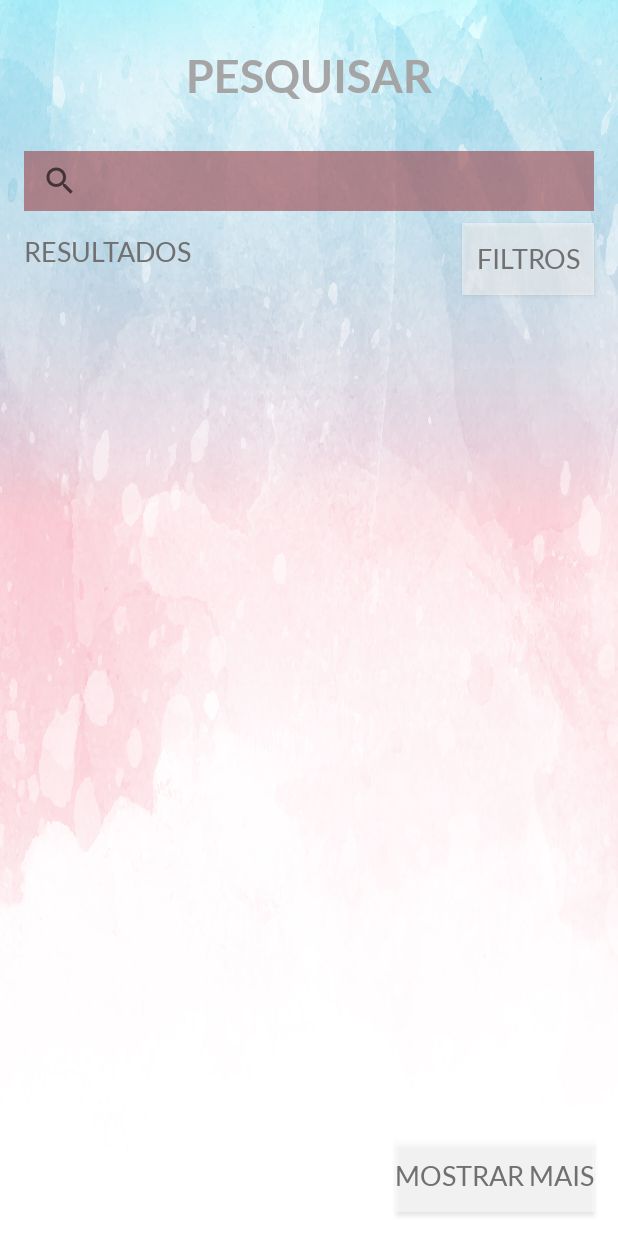
After one commit to AppEsportesDH/ElasNoJogo, an Android app: the layout fragment_pesquisa.xml on its own in the app's theme, with its tools: preview values and no code run, on a phone screen of 412 x 824 dp. The commit adds this screen. Run offline under Robolectric (Android 15) with nearby library versions, the phone set to English and light mode, and no system bars.

Commit message:
Criação fragment PESQUISA

```diff
--- /dev/null
+++ b/app/src/main/res/layout/fragment_pesquisa.xml
@@ -0,0 +1,86 @@
+<?xml version="1.0" encoding="utf-8"?>
+<androidx.constraintlayout.widget.ConstraintLayout xmlns:android="http://schemas.android.com/apk/res/android"
+    xmlns:app="http://schemas.android.com/apk/res-auto"
+    xmlns:tools="http://schemas.android.com/tools"
+    android:layout_width="match_parent"
+    android:layout_height="match_parent"
+    android:background="@drawable/backgroundwatercolor"
+    tools:context=".HomeActivity">
+
+    <TextView
+        android:id="@+id/pesquisar"
+        android:layout_width="wrap_content"
+        android:layout_height="wrap_content"
+        android:layout_marginStart="16dp"
+        android:layout_marginLeft="16dp"
+        android:layout_marginTop="32dp"
+        android:layout_marginEnd="16dp"
+        android:layout_marginRight="16dp"
+        android:layout_marginBottom="32dp"
+        android:fontFamily="@font/lato_bold"
+        android:text="@string/pesquisar"
+        android:textColor="@color/colorText"
+        android:textSize="30sp"
+        app:layout_constraintEnd_toEndOf="parent"
+        app:layout_constraintStart_toStartOf="parent"
+        app:layout_constraintTop_toTopOf="parent" />
+
+    <SearchView
+        android:id="@+id/searchView"
+        android:layout_width="380dp"
+        android:layout_height="40dp"
+        android:layout_marginStart="16dp"
+        android:layout_marginLeft="16dp"
+        android:layout_marginTop="32dp"
+        android:layout_marginEnd="16dp"
+        android:layout_marginRight="16dp"
+        android:background="@color/container"
+        app:layout_constraintEnd_toEndOf="parent"
+        app:layout_constraintStart_toStartOf="parent"
+        app:layout_constraintTop_toBottomOf="@+id/pesquisar" />
+
+    <TextView
+        android:id="@+id/resultados"
+        android:layout_width="wrap_content"
+        android:layout_height="wrap_content"
+        android:layout_marginStart="16dp"
+        android:layout_marginLeft="16dp"
+        android:layout_marginTop="16dp"
+        android:fontFamily="@font/lato"
+        android:text="@string/resultados"
+        android:textColor="@color/colorAccent"
+        android:textSize="18sp"
+        app:layout_constraintStart_toStartOf="parent"
+        app:layout_constraintTop_toBottomOf="@+id/searchView" />
+
+    <Button
+        android:id="@+id/filtros"
+        android:layout_width="wrap_content"
+        android:layout_height="wrap_content"
+        android:layout_marginTop="8dp"
+        android:layout_marginEnd="16dp"
+        android:layout_marginRight="16dp"
+        android:background="@color/brancotransparente"
+        android:fontFamily="@font/lato"
+        android:text="@string/filtros"
+        android:textColor="@color/colorAccent"
+        android:textSize="18sp"
+        app:layout_constraintEnd_toEndOf="parent"
+        app:layout_constraintTop_toBottomOf="@+id/searchView" />
+
+    <Button
+        android:id="@+id/mostrar_mais"
+        android:layout_width="wrap_content"
+        android:layout_height="wrap_content"
+        android:layout_marginEnd="16dp"
+        android:layout_marginRight="16dp"
+        android:layout_marginBottom="16dp"
+        android:background="@color/brancotransparente"
+        android:fontFamily="@font/lato"
+        android:text="@string/mostrar_mais"
+        android:textColor="@color/colorAccent"
+        android:textSize="18sp"
+        app:layout_constraintBottom_toBottomOf="parent"
+        app:layout_constraintEnd_toEndOf="parent" />
+
+</androidx.constraintlayout.widget.ConstraintLayout>
--- a/app/src/main/res/values/strings.xml
+++ b/app/src/main/res/values/strings.xml
@@ -40,4 +40,8 @@
     <string name="check_naobi">Pessoas não-binárias</string>
     <string name="add_adm">ADICIONAR ADMINISTRADORAS</string>
     <string name="cadastrar_evento">CADASTRAR EVENTO</string>
+    <string name="pesquisar">PESQUISAR</string>
+    <string name="resultados">RESULTADOS</string>
+    <string name="filtros">FILTROS</string>
+    <string name="mostrar_mais">MOSTRAR MAIS</string>
 </resources>
```
